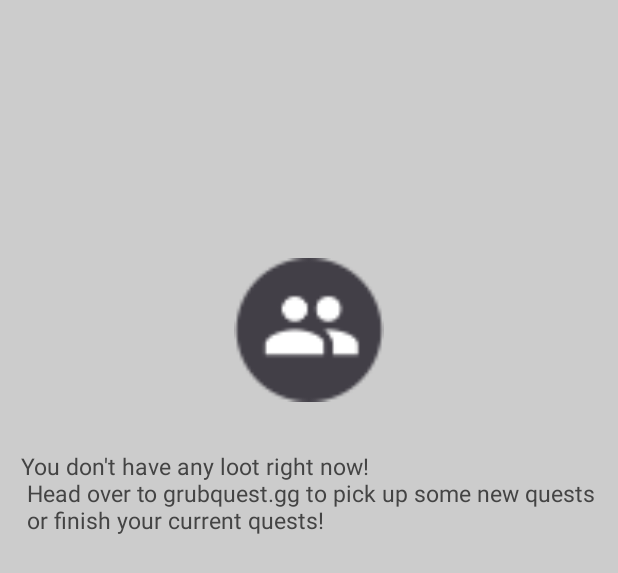
After one commit to JusSn/grubquest_android, an Android app: the layout empty.xml on its own in the app's theme, with its tools: preview values and no code run, on a phone screen of 412 x 824 dp. The commit adds this screen. Shown: the top 573 px of the screen. Run offline under Robolectric (Android 15) with nearby library versions, the phone set to English and light mode, and no system bars.

Commit message:
changed a bunch of stuff in empty page

```diff
--- a/app/src/main/java/com/grubquest/grubquest_android/LootFragment.java
+++ b/app/src/main/java/com/grubquest/grubquest_android/LootFragment.java
@@ -34,9 +34,7 @@ public class LootFragment extends Fragment {
          * get data from Firebase. One object that contains all coupons available to the user. Pass into adapter by constructor
          */
         couponAdapter = new LootRecyclerAdapter(getActivity());
-
         lootRecyclerView.setAdapter(couponAdapter);
-
         lootRecyclerView.setLayoutManager(new LinearLayoutManager(getActivity()));
 
         return view;
--- /dev/null
+++ b/app/src/main/res/drawable/gray_rect.xml
@@ -0,0 +1,6 @@
+<?xml version="1.0" encoding="utf-8"?>
+<shape
+    xmlns:android="http://schemas.android.com/apk/res/android"
+    android:shape="rectangle">
+    <solid android:color="@color/grayLight" />
+</>
--- /dev/null
+++ b/app/src/main/res/layout/empty.xml
@@ -0,0 +1,29 @@
+<?xml version="1.0" encoding="utf-8"?>
+<RelativeLayout
+    xmlns:android="http://schemas.android.com/apk/res/android"
+    android:background="@color/grayLight"
+    android:layout_height="match_parent"
+    android:layout_width="match_parent"
+    android:src="@drawable/gray_rect">
+
+    <!--modify drawable dynamically-->
+    <ImageView
+        android:id="@+id/empty_quest_image"
+        android:contentDescription="@string/nothing"
+        android:layout_centerHorizontal="true"
+        android:layout_height="100dp"
+        android:layout_marginTop="170dp"
+        android:layout_width="100dp"
+        android:src="@drawable/duo_filled" />
+
+    <TextView
+        android:id="@+id/empty_screen_text_view"
+        android:layout_centerHorizontal="true"
+        android:layout_below="@+id/empty_quest_image"
+        android:layout_height="wrap_content"
+        android:layout_marginTop="30dp"
+        android:layout_width="wrap_content"
+        android:text="@string/empty_loot_text"
+        android:textColor="@color/grayDark"
+        android:textSize="15sp" />
+</RelativeLayout>
--- a/app/src/main/res/values/strings.xml
+++ b/app/src/main/res/values/strings.xml
@@ -1,5 +1,11 @@
 <resources>
     <string name="app_name">Grubquest_Android</string>
+    <string name="empty_default">Hello\nYou are a fool</string>
+    <string name="empty_loot_text">You don't have any loot right now!\n
+        Head over to grubquest.gg to pick up some new quests\n
+        or finish your current quests!</string>
+    <string name="empty_quests_text">You haven't accepted any quests yet!\n
+        Go to grubquest.gg to get started!</string>
     <string name="grubquest_logo">The Grubquest Logo</string>
     <string name="invalid_user_pass">Invalid username/password combination</string>
     <string name="list_view_goes_here">List View Goes Here</string>
```
Also changed, not shown: app/src/main/res/layout/activity_home.xml (+8 -34 lines).
